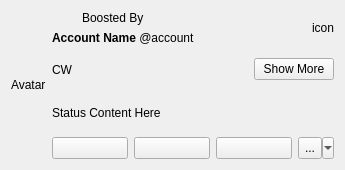
This is ui/status.ui in compufox/et as Qt 5 draws it before an edit. The edited form follows.
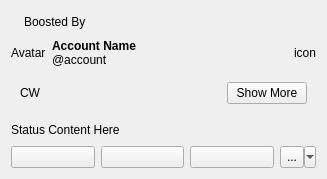
This is the edited form.

```diff
--- a/ui/status.ui
+++ b/ui/status.ui
@@ -6,12 +6,12 @@
    <rect>
     <x>0</x>
     <y>0</y>
-    <width>345</width>
-    <height>170</height>
+    <width>327</width>
+    <height>179</height>
    </rect>
   </property>
   <property name="sizePolicy">
-   <sizepolicy hsizetype="Expanding" vsizetype="MinimumExpanding">
+   <sizepolicy hsizetype="Expanding" vsizetype="Expanding">
     <horstretch>0</horstretch>
     <verstretch>0</verstretch>
    </sizepolicy>
@@ -19,29 +19,10 @@
   <property name="windowTitle">
    <string>Form</string>
   </property>
-  <layout class="QHBoxLayout" name="horizontalLayout_5">
-   <item>
-    <widget class="QLabel" name="lbl_avatar">
-     <property name="sizePolicy">
-      <sizepolicy hsizetype="Fixed" vsizetype="Fixed">
-       <horstretch>0</horstretch>
-       <verstretch>0</verstretch>
-      </sizepolicy>
-     </property>
-     <property name="text">
-      <string>Avatar</string>
-     </property>
-     <property name="alignment">
-      <set>Qt::AlignLeading|Qt::AlignLeft|Qt::AlignTop</set>
-     </property>
-    </widget>
-   </item>
-   <item>
-    <layout class="QVBoxLayout" name="verticalLayout_2">
-     <item>
-      <layout class="QHBoxLayout" name="horizontalLayout_4">
-       <item>
         <layout class="QVBoxLayout" name="verticalLayout">
+   <property name="sizeConstraint">
+    <enum>QLayout::SetMinimumSize</enum>
+   </property>
          <item>
           <layout class="QHBoxLayout" name="horizontalLayout_3">
            <item>
@@ -62,27 +43,64 @@
            </item>
            <item>
             <widget class="QLabel" name="lbl_boosted_by">
+       <property name="sizePolicy">
+        <sizepolicy hsizetype="MinimumExpanding" vsizetype="Expanding">
+         <horstretch>0</horstretch>
+         <verstretch>0</verstretch>
+        </sizepolicy>
+       </property>
              <property name="text">
               <string>Boosted By</string>
              </property>
+       <property name="wordWrap">
+        <bool>true</bool>
+       </property>
             </widget>
            </item>
           </layout>
+   </item>
+   <item>
+    <layout class="QHBoxLayout" name="horizontalLayout_4">
+     <item>
+      <widget class="QLabel" name="lbl_avatar">
+       <property name="sizePolicy">
+        <sizepolicy hsizetype="Fixed" vsizetype="Fixed">
+         <horstretch>0</horstretch>
+         <verstretch>0</verstretch>
+        </sizepolicy>
+       </property>
+       <property name="text">
+        <string>Avatar</string>
+       </property>
+       <property name="alignment">
+        <set>Qt::AlignLeading|Qt::AlignLeft|Qt::AlignTop</set>
+       </property>
+      </widget>
          </item>
          <item>
           <widget class="QLabel" name="lbl_account">
+       <property name="sizePolicy">
+        <sizepolicy hsizetype="MinimumExpanding" vsizetype="Expanding">
+         <horstretch>0</horstretch>
+         <verstretch>0</verstretch>
+        </sizepolicy>
+       </property>
            <property name="text">
             <string>&lt;p&gt;&lt;strong&gt;Account Name&lt;/strong&gt; @account&lt;/p&gt;</string>
            </property>
-          </widget>
-         </item>
-        </layout>
+       <property name="wordWrap">
+        <bool>true</bool>
+       </property>
+      </widget>
        </item>
        <item>
         <spacer name="horizontalSpacer">
          <property name="orientation">
           <enum>Qt::Horizontal</enum>
          </property>
+       <property name="sizeType">
+        <enum>QSizePolicy::MinimumExpanding</enum>
+       </property>
          <property name="sizeHint" stdset="0">
           <size>
            <width>40</width>
@@ -101,11 +119,12 @@
       </layout>
      </item>
      <item>
+    <widget class="QWidget" name="lyt_cw" native="true">
       <layout class="QHBoxLayout" name="horizontalLayout_2">
        <item>
         <widget class="QLabel" name="lbl_cw">
          <property name="sizePolicy">
-          <sizepolicy hsizetype="Preferred" vsizetype="Expanding">
+         <sizepolicy hsizetype="Minimum" vsizetype="Expanding">
            <horstretch>0</horstretch>
            <verstretch>0</verstretch>
           </sizepolicy>
@@ -113,6 +132,9 @@
          <property name="text">
           <string>CW</string>
          </property>
+        <property name="wordWrap">
+         <bool>true</bool>
+        </property>
         </widget>
        </item>
        <item>
@@ -142,15 +164,21 @@
         </widget>
        </item>
       </layout>
+    </widget>
      </item>
      <item>
       <widget class="QLabel" name="lbl_content">
        <property name="sizePolicy">
-        <sizepolicy hsizetype="Preferred" vsizetype="Expanding">
+      <sizepolicy hsizetype="Minimum" vsizetype="Expanding">
          <horstretch>0</horstretch>
          <verstretch>0</verstretch>
         </sizepolicy>
        </property>
+     <property name="font">
+      <font>
+       <pointsize>9</pointsize>
+      </font>
+     </property>
        <property name="text">
         <string>Status Content Here</string>
        </property>
@@ -162,7 +190,7 @@
      <item>
       <layout class="QHBoxLayout" name="horizontalLayout">
        <property name="sizeConstraint">
-        <enum>QLayout::SetMaximumSize</enum>
+      <enum>QLayout::SetMinimumSize</enum>
        </property>
        <item>
         <widget class="QPushButton" name="btn_reply">
@@ -233,8 +261,6 @@
           <enum>Qt::NoArrow</enum>
          </property>
         </widget>
-       </item>
-      </layout>
      </item>
     </layout>
    </item>
```
Left out of the diff: 8 changed lines with no effect on the pictures. Lines whose indentation alone changed are shown as unchanged.
